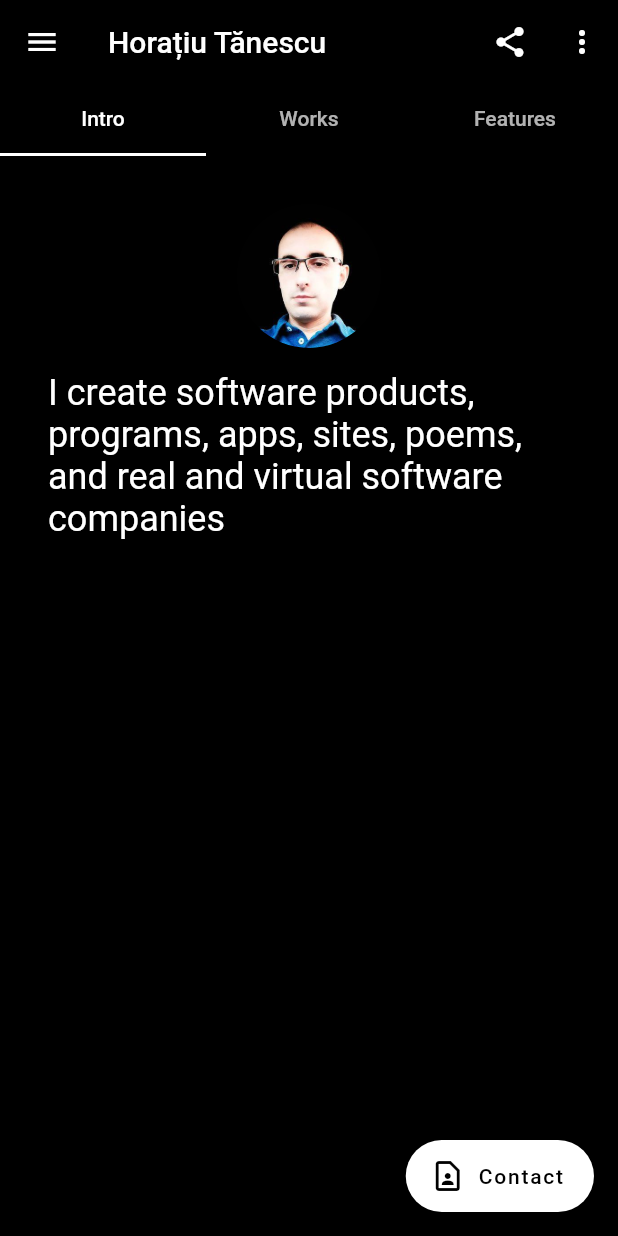
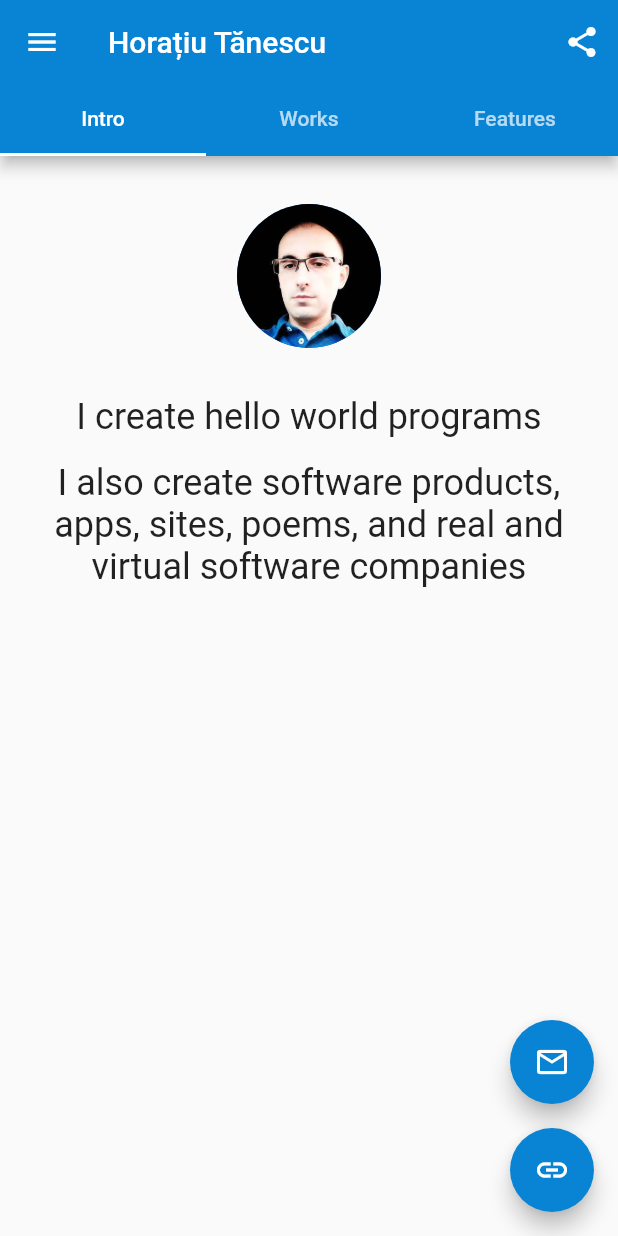
Before and after one commit to horatiudotme/2020.horatiu.me, a Flutter app: the screen it shows after launch, on a phone screen of 412 x 824 dp. Run offline on Flutter 3.47's test engine with Material 2 defaults, Android fonts, the phone set to English and light mode, and no system bars.

Commit message:
Improve look and layout

```diff
--- a/lib/main.dart
+++ b/lib/main.dart
@@ -16,14 +16,14 @@ class HoratiuDotMeSite extends StatelessWidget {
       title: AppStrings.siteName,
       theme: ThemeData(
         // primaryColor: Colors.black,
-        primaryColor: Colors.black,
-        // accentColor: Color(0xFF0983d3),
+        primaryColor: Color(0xFF0983d3),
+        accentColor: Color(0xFF0983d3),
         // accentColor: Colors.lightBlue,
-        accentColor: Colors.white,
+        // accentColor: Colors.white,
         // accentColor: Colors.black,
 
-        canvasColor: Colors.black,
-        brightness: Brightness.dark,
+        // canvasColor: Colors.black,
+        // brightness: Brightness.dark,
         // accentColor: Colors.black,
         visualDensity: VisualDensity.adaptivePlatformDensity,
       ),
--- a/lib/pages/home.dart
+++ b/lib/pages/home.dart
@@ -27,7 +27,7 @@ class MyHomePage extends StatelessWidget {
 
   @override
   Widget build(BuildContext context) {
-    // final bool isPortrait = MediaQuery.of(context).size.height >= 500;
+    final bool isPortrait = MediaQuery.of(context).size.height >= 500;
 
     return DefaultTabController(
       length: 3,
@@ -42,7 +42,7 @@ class MyHomePage extends StatelessWidget {
             HomeFeaturesTab(),
           ],
         ),
-        floatingActionButton: _buildFAB(),
+        floatingActionButton: _buildFABs(isPortrait),
       ),
     );
   }
@@ -67,10 +67,10 @@ class MyHomePage extends StatelessWidget {
           tooltip: 'Share',
           onPressed: () {},
         ),
-        PopupMenuButton<MenuAction>(
-          onSelected: popupMenuSelection,
-          itemBuilder: _buildMenuItems,
-        ),
+        // PopupMenuButton<MenuAction>(
+        //   onSelected: popupMenuSelection,
+        //   itemBuilder: _buildMenuItems,
+        // ),
       ],
       bottom: TabBar(
         tabs: [
@@ -115,7 +115,7 @@ class MyHomePage extends StatelessWidget {
         FloatingActionButton(
           onPressed: () => {},
           // tooltip: AppStrings.incrementTooltip,
-          child: const Icon(Icons.add),
+          child: const Icon(Icons.link),
         )
       ],
     );
--- a/lib/pages/home_features_tab.dart
+++ b/lib/pages/home_features_tab.dart
@@ -13,7 +13,8 @@ class HomeFeaturesTab extends StatelessWidget {
                 child: ListTile(
                   title: Text(
                     'My works and I have been featured on',
-                    style: Theme.of(context).textTheme.button,
+                    // style: Theme.of(context).textTheme.subtitle1.copyWith(fontWeight: FontWeight.w900),
+                    style: Theme.of(context).textTheme.subtitle1.copyWith(fontWeight: FontWeight.bold),
                   ),
                 ),
               )
--- a/lib/pages/home_intro_tab.dart
+++ b/lib/pages/home_intro_tab.dart
@@ -7,6 +7,7 @@ class HomeIntroTab extends StatelessWidget {
     return Padding(
       padding: const EdgeInsets.all(32.0),
       child: Column(
+        crossAxisAlignment: CrossAxisAlignment.center,
         // mainAxisAlignment: MainAxisAlignment.center,
         children: _buildTextContent(context),
       ),
@@ -15,7 +16,10 @@ class HomeIntroTab extends StatelessWidget {
 
   List<Widget> _buildTextContent(BuildContext context) {
     return [
-      CircleAvatar(backgroundImage: AssetImage('images/horatiu.jpg'), radius: 48.0,),
+      CircleAvatar(
+        backgroundImage: AssetImage('images/horatiu.jpg'),
+        radius: 48.0,
+      ),
 
       // ListTile(
       //   leading: CircleAvatar(backgroundImage: AssetImage('images/horatiu2.png')),
@@ -32,9 +36,14 @@ class HomeIntroTab extends StatelessWidget {
       // Image(
       //   image: AssetImage('images/horatiu2.png'),
       // ),
+      SizedBox(height: 32.0),
+      Text('I create hello world programs', style: Theme.of(context).textTheme.headline5),
       SizedBox(height: 16.0),
-      Text('I create software products, programs, apps, sites, poems, and real and virtual software companies',
-          style: Theme.of(context).textTheme.headline5),
+      Text(
+        'I also create software products, apps, sites, poems, and real and virtual software companies',
+        style: Theme.of(context).textTheme.headline5,
+        textAlign: TextAlign.center,
+      ),
       // SizedBox(height: 16.0),
       // Text.rich(
       //   TextSpan(
```
Also changed, not shown: lib/pages/home_works_tab.dart (+25 -5 lines).
